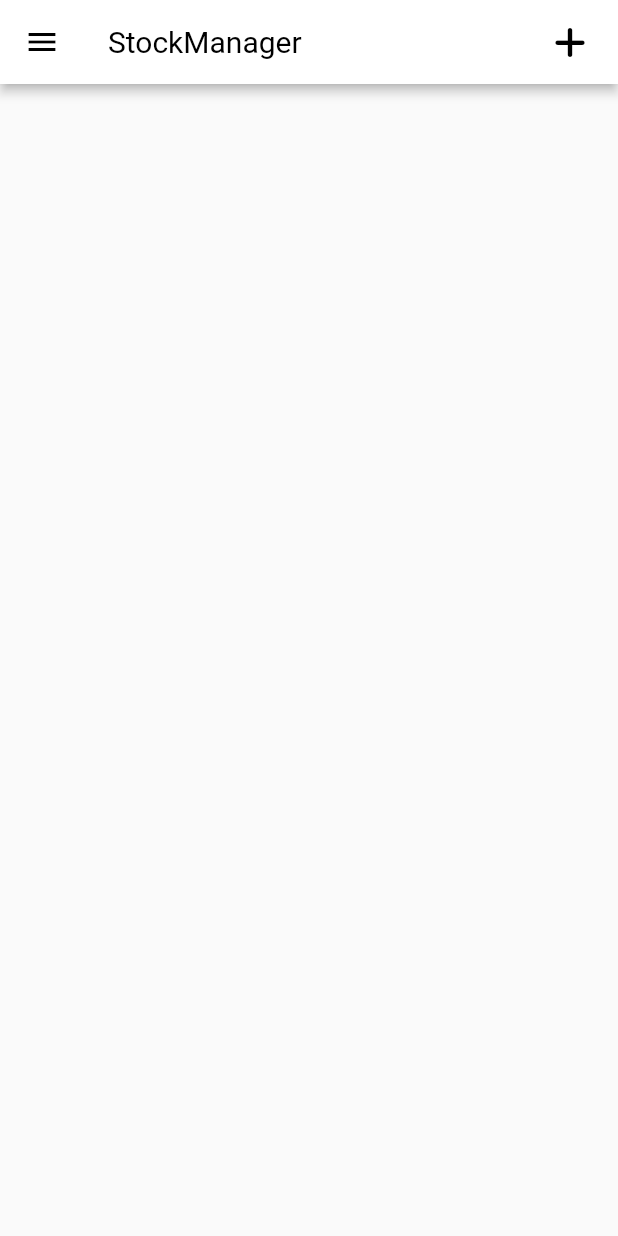
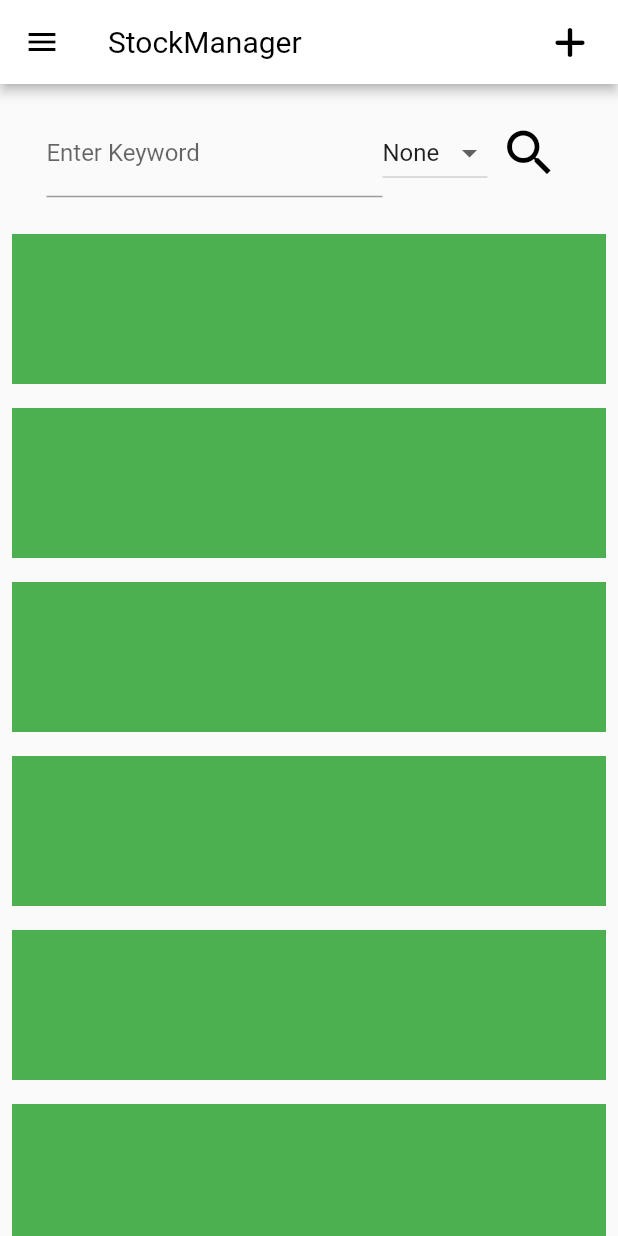
Before and after one commit to Kapurichino/StockManager, a Flutter app: the screen it shows after launch, on a phone screen of 412 x 824 dp. Run offline on Flutter 3.47's test engine with Material 2 defaults, Android fonts, the phone set to English and light mode, and no system bars; our stand-ins replace font_awesome_flutter, sizer.

Commit message:
add layout

```diff
--- a/lib/StyledAppBar.dart
+++ /dev/null
@@ -1,9 +0,0 @@
-import 'package:flutter/material.dart';
-
-var theme = ThemeData(
-    iconTheme: IconThemeData(
-        color: Colors.black,
-        size: 30
-    ),
-
-);
--- a/lib/main.dart
+++ b/lib/main.dart
@@ -1,8 +1,18 @@
 import 'package:flutter/material.dart';
 import 'package:font_awesome_flutter/font_awesome_flutter.dart';
 import 'package:stock_manager/drawer.dart';
-import './StyledAppBar.dart' as appbar;
 import './style.dart' as style;
+import 'package:sizer/sizer.dart';
+
+List<DropdownMenuItem<String>> get dropdownItems{
+  List<DropdownMenuItem<String>> menuItems = [
+    DropdownMenuItem(child: Text("None"),value: "None"),
+    DropdownMenuItem(child: Text("Video"),value: "Video"),
+    DropdownMenuItem(child: Text("Article"),value: "Article"),
+    DropdownMenuItem(child: Text("Img"),value: "Img"),
+  ];
+  return menuItems;
+}
 
 void main() {
   runApp(
@@ -13,20 +23,34 @@ void main() {
   );
 }
 
-class MyApp extends StatelessWidget {
+class MyApp extends StatefulWidget {
   const MyApp({Key? key}) : super(key: key);
 
+
+
+  @override
+  State<MyApp> createState() => _MyAppState();
+}
+
+class _MyAppState extends State<MyApp> {
+  var num = 0;
+  var selectedNum = 'None';
+  var scroll = ScrollController();
+
+  @override
+  void initState() {
+    // TODO: implement initState
+    super.initState();
+  }
   // This widget is the root of your application.
   @override
   Widget build(BuildContext context) {
     return Scaffold(
       appBar: AppBar(
         title: Text('StockManager'),
-
         actions: [
           TextButton(
               onPressed: (){
-
               },
               child: FaIcon(FontAwesomeIcons.plus)
           ),
@@ -34,7 +58,73 @@ class MyApp extends StatelessWidget {
         ]
       ),
       body:Container(
+        child: Column(
+          children: [
+            Padding(
+              padding: EdgeInsets.symmetric(horizontal: 10, vertical: 16),
+              child: Row(
+                mainAxisAlignment: MainAxisAlignment.center,
+                children: [
+                  Flexible(
+                    flex: 8,
+                    child: TextFormField(
+                      decoration: InputDecoration(
+                        labelText: 'Enter Keyword',
+                      ),
+                    ),
+                  ),
+                  Flexible(
+                    flex: 4,
+                      child: DropdownButton(
+                        value: selectedNum,
+                        onChanged: (String? e){
+                          setState(() {
+                            selectedNum = e!;
+                          });
+                        },
+                        items: dropdownItems,
+                      )
+                  ),
+                  Flexible(
+                    flex:2,
+                    child: TextButton(
+                        style: TextButton.styleFrom(
+                            fixedSize: Size.fromHeight(60),
+                            shape: RoundedRectangleBorder(
+                          )
+                        ),
+                        onPressed: (){
 
+                        },
+                        child: Align(
+                          alignment: Alignment.center,
+                          child: Icon(Icons.search, size: 40),
+                        )
+                    )
+                  )
+                ],
+              )
+            ),
+            Expanded(
+              child: ListView.builder(
+                controller: scroll,
+                shrinkWrap: true,
+                itemCount: 10,
+                itemBuilder: (context, index){
+                  return Padding(
+                    padding: const EdgeInsets.all(8.0),
+                    child: Container(
+                      height: 100,
+                      decoration: BoxDecoration(
+                        color: Colors.green,
+                      ),
+                    ),
+                  );
+                }
+              ),
+            )
+          ],
+        )
       ),
       drawer: Draw(),
     );
--- a/lib/style.dart
+++ b/lib/style.dart
@@ -13,7 +13,13 @@ var theme = ThemeData(
     style: TextButton.styleFrom(
       primary: Colors.black,
     )
+  ),
+  outlinedButtonTheme: OutlinedButtonThemeData(
+    style: OutlinedButton.styleFrom(
+      fixedSize: Size(20,80)
+    )
   )
 
 
+
 );
--- a/pubspec.yaml
+++ b/pubspec.yaml
@@ -28,6 +28,8 @@ environment:
 # versions available, run `flutter pub outdated`.
 dependencies:
   font_awesome_flutter: ^10.1.0
+  http: ^0.13.4
+  flutter_local_notifications: ^9.1.5
   flutter:
     sdk: flutter
 
@@ -35,6 +37,7 @@ dependencies:
   # The following adds the Cupertino Icons font to your application.
   # Use with the CupertinoIcons class for iOS style icons.
   cupertino_icons: ^1.0.2
+  sizer: ^2.0.15
 
 dev_dependencies:
   flutter_test:
```
Also changed, not shown: analysis_options.yaml (+5 -5 lines), pubspec.lock, 1 other file.
